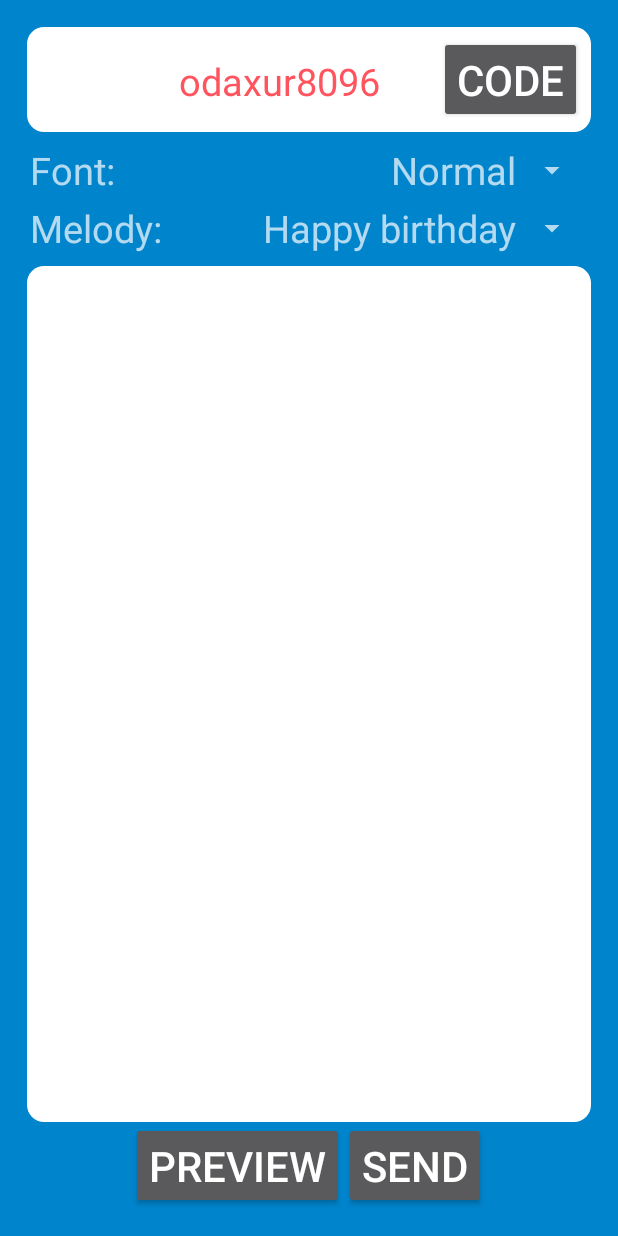
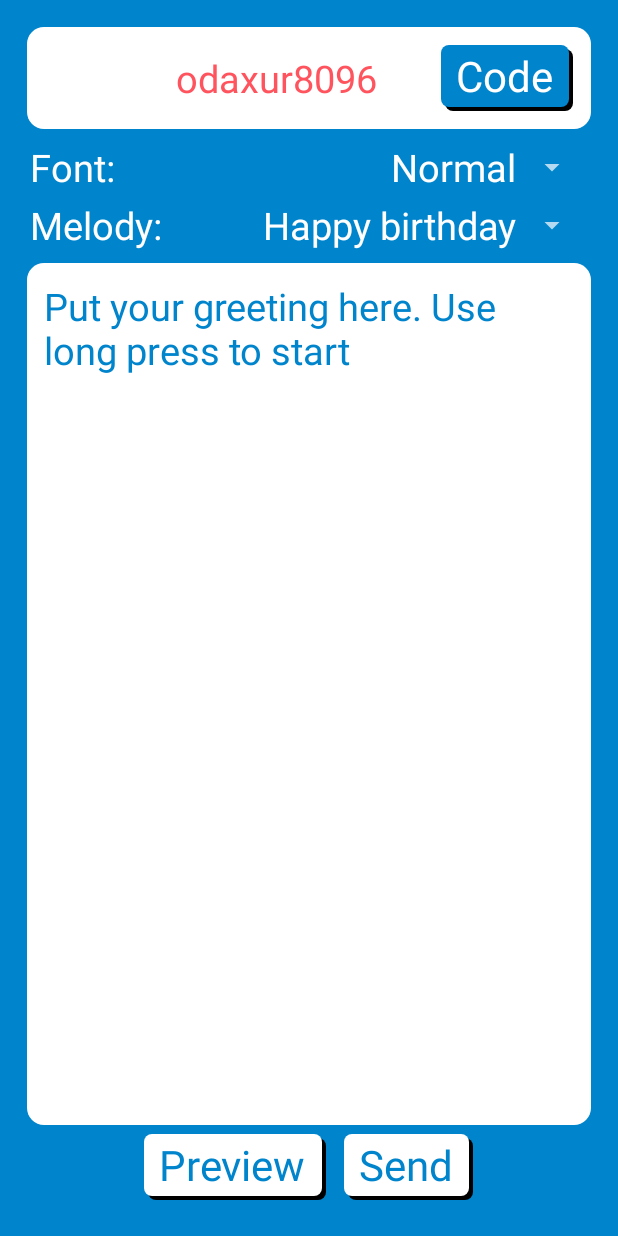
Before and after one commit to solavrov/CoolCard, an Android app: the CreateActivity screen opened directly, with no data from a screen before it, on a phone screen of 412 x 824 dp. Run offline under Robolectric (Android 15) with nearby library versions, the phone set to English and light mode, and no system bars; libraries missing offline, so code that uses them is left out: com.firebase.client; 3 statements that could not run were skipped.

Commit message:
postal theme

```diff
--- /dev/null
+++ b/app/src/main/java/com/blogspot/smallshipsinvest/coolcard/helpers/MyButtonBlue.java
@@ -0,0 +1,56 @@
+package com.blogspot.smallshipsinvest.coolcard.helpers;
+
+import android.content.Context;
+import android.support.v4.content.ContextCompat;
+import android.util.AttributeSet;
+import android.view.MotionEvent;
+import android.widget.TextView;
+
+import com.blogspot.smallshipsinvest.coolcard.R;
+
+public class MyButtonBlue extends TextView {
+
+    public int shadow;
+
+    public MyButtonBlue(Context context) {
+        super(context);
+        set(context);
+    }
+
+    public MyButtonBlue(Context context, AttributeSet attrs) {
+        super(context, attrs);
+        set(context);
+    }
+
+    public MyButtonBlue(Context context, AttributeSet attrs, int defStyleAttr) {
+        super(context, attrs, defStyleAttr);
+        set(context);
+    }
+
+    @Override
+    public boolean onTouchEvent(MotionEvent event) {
+        boolean value = super.onTouchEvent(event);
+
+        if (event.getAction() == MotionEvent.ACTION_UP) {
+            setBackgroundResource(R.drawable.my_button_blue_normal);
+            setPadding(getPaddingLeft() - shadow, getPaddingTop() - shadow, getPaddingRight() + shadow,
+                    getPaddingBottom() + shadow);
+        } else if (event.getAction() == MotionEvent.ACTION_DOWN) {
+            setBackgroundResource(R.drawable.my_button_blue_pressed);
+            setPadding(getPaddingLeft() + shadow, getPaddingTop() + shadow, getPaddingRight() - shadow,
+                    getPaddingBottom() - shadow);
+        }
+
+        return value;
+    }
+
+    private void set(Context context) {
+        shadow = context.getResources().getDimensionPixelSize(R.dimen.my_button_shadow_shift);
+        int leftPadding = context.getResources().getDimensionPixelSize(R.dimen.my_button_left_padding);
+        int topPadding = context.getResources().getDimensionPixelSize(R.dimen.my_button_top_padding);
+        setPadding(leftPadding, topPadding, leftPadding + shadow, topPadding + shadow);
+        setBackgroundResource(R.drawable.my_button_blue_normal);
+        setTextColor(ContextCompat.getColor(context, R.color.colorWhite));
+    }
+
+}
--- /dev/null
+++ b/app/src/main/java/com/blogspot/smallshipsinvest/coolcard/helpers/MyButtonWhite.java
@@ -0,0 +1,56 @@
+package com.blogspot.smallshipsinvest.coolcard.helpers;
+
+import android.content.Context;
+import android.support.v4.content.ContextCompat;
+import android.util.AttributeSet;
+import android.view.MotionEvent;
+import android.widget.TextView;
+
+import com.blogspot.smallshipsinvest.coolcard.R;
+
+public class MyButtonWhite extends TextView {
+
+    public int shadow;
+
+    public MyButtonWhite(Context context) {
+        super(context);
+        set(context);
+    }
+
+    public MyButtonWhite(Context context, AttributeSet attrs) {
+        super(context, attrs);
+        set(context);
+    }
+
+    public MyButtonWhite(Context context, AttributeSet attrs, int defStyleAttr) {
+        super(context, attrs, defStyleAttr);
+        set(context);
+    }
+
+    @Override
+    public boolean onTouchEvent(MotionEvent event) {
+        boolean value = super.onTouchEvent(event);
+
+        if (event.getAction() == MotionEvent.ACTION_UP) {
+            setBackgroundResource(R.drawable.my_button_white_normal);
+            setPadding(getPaddingLeft() - shadow, getPaddingTop() - shadow, getPaddingRight() + shadow,
+                    getPaddingBottom() + shadow);
+        } else if (event.getAction() == MotionEvent.ACTION_DOWN) {
+            setBackgroundResource(R.drawable.my_button_white_pressed);
+            setPadding(getPaddingLeft() + shadow, getPaddingTop() + shadow, getPaddingRight() - shadow,
+                    getPaddingBottom() - shadow);
+        }
+
+        return value;
+    }
+
+    private void set(Context context) {
+        shadow = context.getResources().getDimensionPixelSize(R.dimen.my_button_shadow_shift);
+        int leftPadding = context.getResources().getDimensionPixelSize(R.dimen.my_button_left_padding);
+        int topPadding = context.getResources().getDimensionPixelSize(R.dimen.my_button_top_padding);
+        setPadding(leftPadding, topPadding, leftPadding + shadow, topPadding + shadow);
+        setBackgroundResource(R.drawable.my_button_white_normal);
+        setTextColor(ContextCompat.getColor(context, R.color.colorPostalBlue));
+    }
+
+}
--- /dev/null
+++ b/app/src/main/res/drawable/my_button_blue_normal.xml
@@ -0,0 +1,30 @@
+<?xml version="1.0" encoding="utf-8"?>
+<selector xmlns:android="http://schemas.android.com/apk/res/android">
+
+    <item>
+
+        <layer-list>
+
+            <!-- SHADOW LAYER -->
+            <item android:left="@dimen/my_button_shadow_shift"
+                  android:top="@dimen/my_button_shadow_shift">
+                <shape>
+                    <solid android:color="@color/colorBlack"/>
+                    <corners android:radius="@dimen/my_button_corner_radius"/>
+                </shape>
+            </item>
+
+            <!-- CONTENT LAYER -->
+            <item android:bottom="@dimen/my_button_shadow_shift"
+                  android:right="@dimen/my_button_shadow_shift">
+                <shape>
+                    <solid android:color="@color/colorPostalBlue"/>
+                    <corners android:radius="@dimen/my_button_corner_radius"/>
+                </shape>
+            </item>
+
+        </layer-list>
+
+    </item>
+
+</selector>
--- /dev/null
+++ b/app/src/main/res/drawable/my_button_blue_pressed.xml
@@ -0,0 +1,20 @@
+<?xml version="1.0" encoding="utf-8"?>
+<selector xmlns:android="http://schemas.android.com/apk/res/android">
+
+    <item>
+
+        <layer-list>
+
+            <item android:left="@dimen/my_button_shadow_shift"
+                  android:top="@dimen/my_button_shadow_shift">
+                <shape>
+                    <solid android:color="@color/colorPostalBlue"/>
+                    <corners android:radius="@dimen/my_button_corner_radius"/>
+                </shape>
+            </item>
+
+        </layer-list>
+
+    </item>
+
+</selector>
--- /dev/null
+++ b/app/src/main/res/drawable/my_button_white_normal.xml
@@ -0,0 +1,30 @@
+<?xml version="1.0" encoding="utf-8"?>
+<selector xmlns:android="http://schemas.android.com/apk/res/android">
+
+    <item>
+
+        <layer-list>
+
+            <!-- SHADOW LAYER -->
+            <item android:left="@dimen/my_button_shadow_shift"
+                  android:top="@dimen/my_button_shadow_shift">
+                <shape>
+                    <solid android:color="@color/colorBlack"/>
+                    <corners android:radius="@dimen/my_button_corner_radius"/>
+                </shape>
+            </item>
+
+            <!-- CONTENT LAYER -->
+            <item android:bottom="@dimen/my_button_shadow_shift"
+                  android:right="@dimen/my_button_shadow_shift">
+                <shape>
+                    <solid android:color="@color/colorWhite"/>
+                    <corners android:radius="@dimen/my_button_corner_radius"/>
+                </shape>
+            </item>
+
+        </layer-list>
+
+    </item>
+
+</selector>
--- /dev/null
+++ b/app/src/main/res/drawable/my_button_white_pressed.xml
@@ -0,0 +1,20 @@
+<?xml version="1.0" encoding="utf-8"?>
+<selector xmlns:android="http://schemas.android.com/apk/res/android">
+
+    <item>
+
+        <layer-list>
+
+            <item android:left="@dimen/my_button_shadow_shift"
+                  android:top="@dimen/my_button_shadow_shift">
+                <shape>
+                    <solid android:color="@color/colorWhite"/>
+                    <corners android:radius="@dimen/my_button_corner_radius"/>
+                </shape>
+            </item>
+
+        </layer-list>
+
+    </item>
+
+</selector>
--- a/app/src/main/res/layout/activity_create.xml
+++ b/app/src/main/res/layout/activity_create.xml
@@ -38,15 +38,18 @@
             android:layout_height="wrap_content"
             android:layout_weight="4"
             android:gravity="center"
+            android:layout_gravity="center"
             android:textSize="@dimen/small_text"
             android:textColor="@color/colorPostalRed"/>
 
-        <Button
+        <com.blogspot.smallshipsinvest.coolcard.helpers.MyButtonBlue
             android:layout_width="wrap_content"
             android:layout_height="wrap_content"
+            android:layout_gravity="center"
             android:onClick="generateCode"
             android:text="@string/gen_code"
-            android:textSize="@dimen/normal_text"/>
+            android:textSize="@dimen/normal_text"
+            android:layout_margin="@dimen/large_separation"/>
 
     </LinearLayout>
 
@@ -61,7 +64,8 @@
             android:layout_width="wrap_content"
             android:layout_height="wrap_content"
             android:text="@string/font_size"
-            android:textSize="@dimen/small_text"/>
+            android:textSize="@dimen/small_text"
+            android:textColor="@color/colorWhite"/>
 
         <Spinner
             android:id="@+id/fontSizeSpinner"
@@ -82,7 +86,8 @@
             android:layout_width="wrap_content"
             android:layout_height="wrap_content"
             android:text="@string/melody"
-            android:textSize="@dimen/small_text"/>
+            android:textSize="@dimen/small_text"
+            android:textColor="@color/colorWhite"/>
 
         <Spinner
             android:id="@+id/musicSpinner"
@@ -107,10 +112,11 @@
             android:background="@drawable/rounded_background"
             android:gravity="top"
             android:hint="@string/greeting_hint"
+            android:textColorHint="@color/colorPostalBlue"
             android:longClickable="true"
             android:padding="@dimen/greeting_padding"
             android:textSize="@dimen/small_text"
-            android:textColor="@color/colorPostalRed"/>
+            android:textColor="@color/colorPostalBlue"/>
 
     </ScrollView>
 
@@ -121,23 +127,25 @@
         android:gravity="center"
         android:orientation="horizontal">
 
-        <Button
+        <com.blogspot.smallshipsinvest.coolcard.helpers.MyButtonWhite
             android:id="@+id/viewButton"
             android:layout_width="wrap_content"
             android:layout_height="wrap_content"
             android:layout_gravity="center"
             android:onClick="runViewFromCreate"
             android:text="@string/preview"
-            android:textSize="@dimen/normal_text"/>
+            android:textSize="@dimen/normal_text"
+            android:layout_margin="@dimen/large_separation"/>
 
-        <Button
+        <com.blogspot.smallshipsinvest.coolcard.helpers.MyButtonWhite
             android:id="@+id/sendButton"
             android:layout_width="wrap_content"
             android:layout_height="wrap_content"
             android:layout_gravity="center"
             android:onClick="runSend"
             android:text="@string/send"
-            android:textSize="@dimen/normal_text"/>
+            android:textSize="@dimen/normal_text"
+            android:layout_margin="@dimen/large_separation"/>
 
     </LinearLayout>
 
--- a/app/src/main/res/layout/activity_edit.xml
+++ b/app/src/main/res/layout/activity_edit.xml
@@ -25,7 +25,7 @@
             android:padding="@dimen/greeting_padding"
             android:textSize="@dimen/small_text"
             android:inputType="textMultiLine"
-            android:textColor="@color/colorPostalRed"/>
+            android:textColor="@color/colorPostalBlue"/>
 
     </ScrollView>
 
--- a/app/src/main/res/layout/spinner.xml
+++ b/app/src/main/res/layout/spinner.xml
@@ -3,4 +3,5 @@
           android:layout_width="match_parent"
           android:layout_height="wrap_content"
           android:textSize="@dimen/small_text"
-          android:gravity="right"/>
+          android:gravity="right"
+          android:textColor="@color/colorWhite"/>
--- a/app/src/main/res/layout/spinner_dropdown.xml
+++ b/app/src/main/res/layout/spinner_dropdown.xml
@@ -6,4 +6,5 @@
           android:ellipsize="marquee"
           android:singleLine="true"
           android:textSize="@dimen/small_text"
-          android:gravity="center"/>
+          android:gravity="center"
+          android:background="@color/colorPostalBlue"/>
--- a/app/src/main/res/values-sw360dp/dimens.xml
+++ b/app/src/main/res/values-sw360dp/dimens.xml
@@ -2,6 +2,11 @@
 
     <dimen name="activity_horizontal_margin">12dp</dimen>
     <dimen name="activity_vertical_margin">12dp</dimen>
+
+    <dimen name="my_button_shadow_shift">3dp</dimen>
+    <dimen name="my_button_left_padding">10dp</dimen>
+    <dimen name="my_button_top_padding">1dp</dimen>
+    <dimen name="my_button_corner_radius">5dp</dimen>
 
     <dimen name="large_text">30dp</dimen>
     <dimen name="normal_text">25dp</dimen>
```
Also changed, not shown: app/src/main/java/com/blogspot/smallshipsinvest/coolcard/helpers/MyButton.java (deleted, +0 -39 lines), app/src/main/res/drawable/my_button_normal.xml (deleted, +0 -14 lines), app/src/main/res/drawable/my_button_pressed.xml (deleted, +0 -14 lines), app/src/main/res/layout/activity_main.xml (+5 -8 lines).
